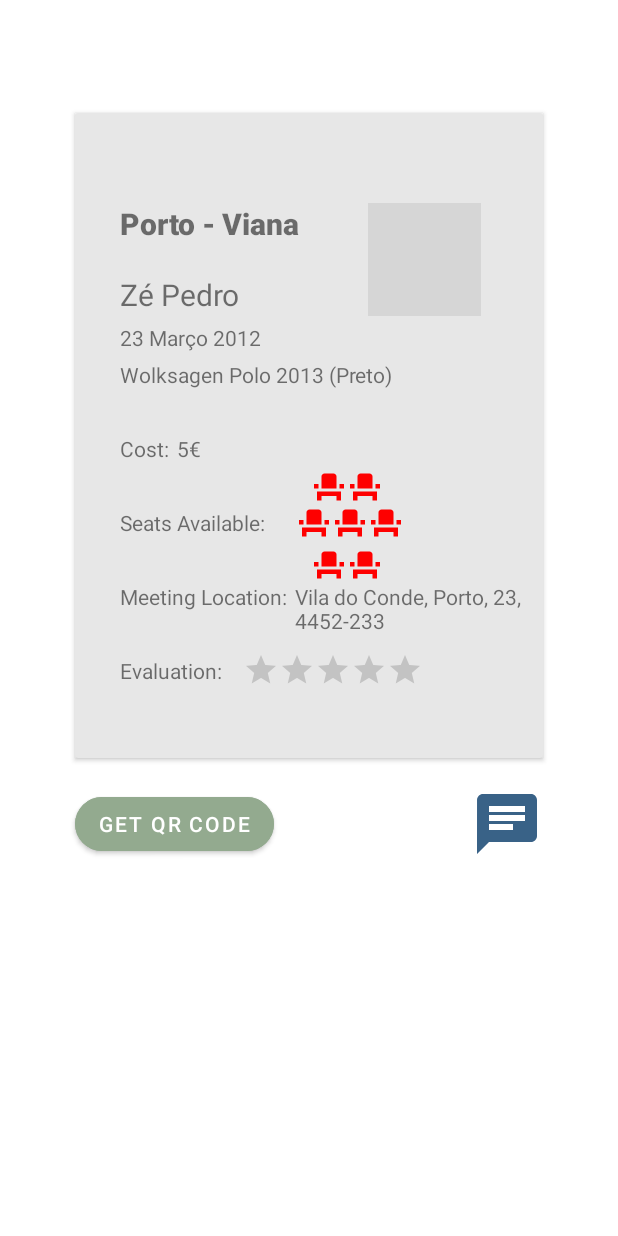
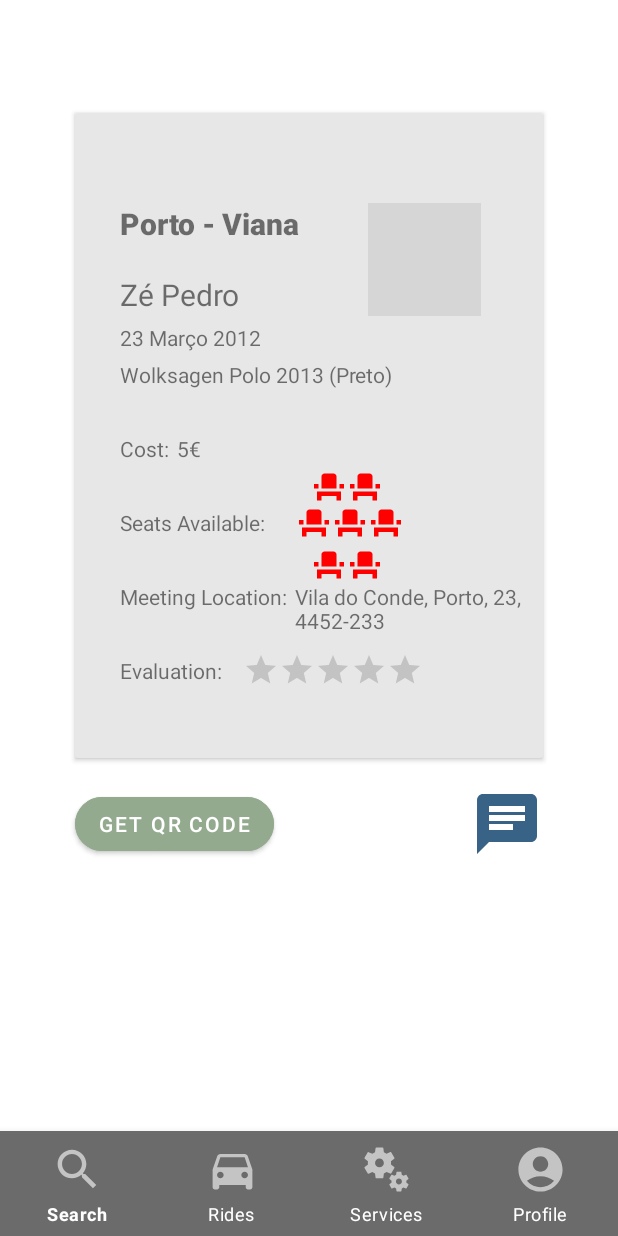
Before and after one commit to LuisPereira474/TPCM, an Android app: the layout activity_boleia.xml on its own in the app's theme, with its tools: preview values and no code run, on a phone screen of 412 x 824 dp. Run offline under Robolectric (Android 15) with nearby library versions, the phone set to English and light mode, and no system bars; grey boxes are pictures that could not be loaded.

Commit message:
nav bar no ecra boleias

```diff
--- a/app/src/main/java/com/example/tpcm/database/Connection.kt
+++ b/app/src/main/java/com/example/tpcm/database/Connection.kt
@@ -1,9 +1,11 @@
 package com.example.tpcm.database
 
 import android.annotation.SuppressLint
+import android.content.Intent
 import android.util.Log
 import android.view.View
 import android.widget.TextView
+import com.example.tpcm.aplication.SignUp
 import com.google.firebase.firestore.FirebaseFirestore
 import java.util.*
 import java.util.regex.Pattern
@@ -26,8 +28,8 @@ object Connection {
                             idUser = (document.data["idUser"] as String?).toString()
                         }
                     }
-                    if (confirmLogin == true) {
-                        Log.d("TAG", idUser)
+                    if (confirmLogin) {
+                        Log.w("TAG", "iduser $idUser")
                     } else {
                         errorLogin.setVisibility(View.VISIBLE);
                     }
--- a/app/src/main/res/layout/activity_boleia.xml
+++ b/app/src/main/res/layout/activity_boleia.xml
@@ -1,8 +1,11 @@
 <?xml version="1.0" encoding="utf-8"?>
-<LinearLayout xmlns:android="http://schemas.android.com/apk/res/android"
+<LinearLayout
+    xmlns:android="http://schemas.android.com/apk/res/android"
+    xmlns:tools="http://schemas.android.com/tools"
     android:layout_width="match_parent"
     android:layout_height="match_parent"
-    xmlns:app="http://schemas.android.com/apk/res-auto">
+    xmlns:app="http://schemas.android.com/apk/res-auto"
+    tools:context=".aplication.Boleia">
 
     <RelativeLayout
         android:layout_width="wrap_content"
@@ -217,7 +220,17 @@
             android:layout_marginTop="20dp"
             android:backgroundTint="@color/white"
             android:src="@drawable/ic_baseline_chat_24" />
+        <com.google.android.material.bottomnavigation.BottomNavigationView
+            android:id="@+id/bottom_navigation"
+            android:layout_width="match_parent"
+            android:layout_height="70dp"
+            android:layout_alignParentBottom="true"
+            android:background="#6B6B6B"
+            app:itemIconSize="35dp"
+            app:itemIconTint="@color/white"
+            app:itemTextColor="@color/white"
+            app:labelVisibilityMode="labeled"
+            app:menu="@menu/bottom_navigation_menu" />
     </RelativeLayout>
 
-
 </LinearLayout>
```
Also changed, not shown: app/src/main/AndroidManifest.xml (+9 -3 lines), app/src/main/java/com/example/tpcm/MainActivity.kt (+7 -4 lines), app/src/main/java/com/example/tpcm/aplication/Boleia.kt (added, +50 -0 lines).
